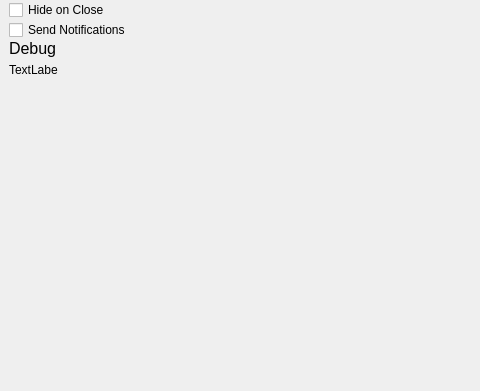
The window that PlantWateringAndMonitoringSystem/mainwindow.ui (AmethystBird/Plant-Watering-And-Monitering-Client) describes before a commit, drawn with Qt 5; both pictures show x 0 to 480 and y 209 to 600 of the 800 by 600 pixel window.
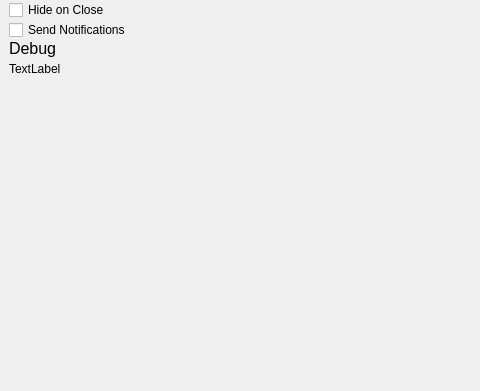
The same window after the commit.

What changed in the file:
```diff
--- a/PlantWateringAndMonitoringSystem/mainwindow.ui
+++ b/PlantWateringAndMonitoringSystem/mainwindow.ui
@@ -351,13 +351,19 @@
         <rect>
          <x>0</x>
          <y>200</y>
-         <width>49</width>
-         <height>16</height>
+         <width>121</width>
+         <height>271</height>
         </rect>
        </property>
        <property name="text">
         <string>TextLabel</string>
        </property>
+       <property name="alignment">
+        <set>Qt::AlignLeading|Qt::AlignLeft|Qt::AlignTop</set>
+       </property>
+       <property name="wordWrap">
+        <bool>true</bool>
+       </property>
       </widget>
       <widget class="QLabel" name="debugLabel">
        <property name="geometry">
```
